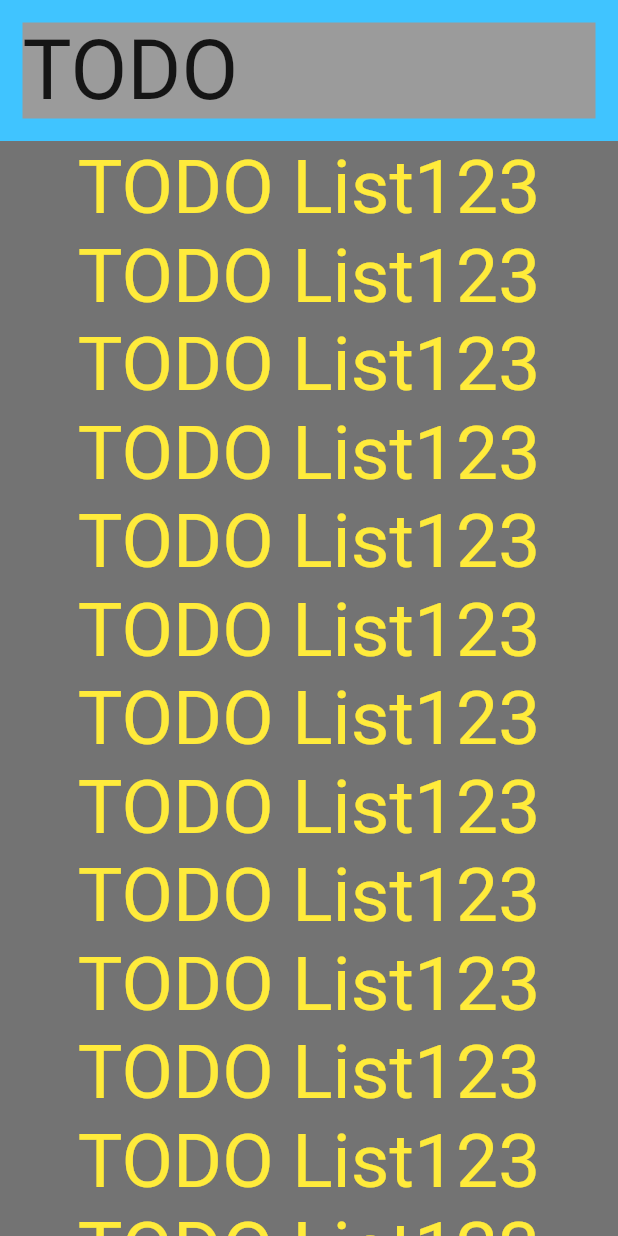
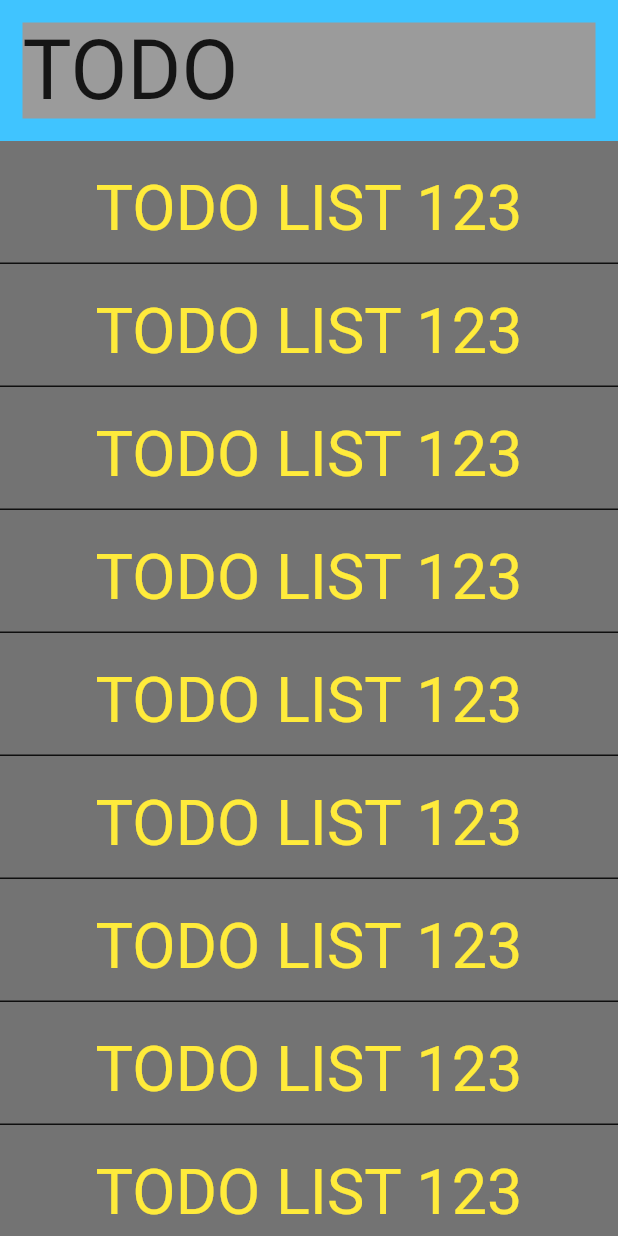
Before and after one commit to after-six/flutter-tutorial-mb, a Flutter app: the screen it shows after launch, on a phone screen of 412 x 824 dp. Run offline on Flutter 3.47's test engine with Material 2 defaults, Android fonts, the phone set to English and light mode, and no system bars.

Commit message:
change list from column to container

```diff
--- a/todo_list/lib/main.dart
+++ b/todo_list/lib/main.dart
@@ -38,53 +38,48 @@ class _MyHomePageState extends State<MyHomePage> {
           ),
         ),
       ),
-      Container(
-        padding: EdgeInsets.all(2.0),
-        decoration: BoxDecoration(
-//            border: Border.all(color: Colors.black87, width: 15.0),
-            color: Colors.black54),
-        child: Container(
-          child: Column(
-            children: <Widget>[
-              textSection,
-              textSection,
-              textSection,
-              textSection,
-              textSection,
-              textSection,
-              textSection,
-              textSection,
-              textSection,
-              textSection,
-              textSection,
-              textSection,
-              textSection,
-              textSection,
-              textSection,
-              textSection,
-              textSection,
-            ],
-          ),
-        ),
-      )
+      _buildButtonColumn(),
+      _buildButtonColumn(),
+      _buildButtonColumn(),
+      _buildButtonColumn(),
+      _buildButtonColumn(),
+      _buildButtonColumn(),
+      _buildButtonColumn(),
+      _buildButtonColumn(),
+          _buildButtonColumn(),
+          _buildButtonColumn(),
+          _buildButtonColumn(),
+          _buildButtonColumn(),
+          _buildButtonColumn(),
+          _buildButtonColumn(),
+          _buildButtonColumn(),
+          _buildButtonColumn(),
     ]));
   }
+
+  Container _buildButtonColumn() {
+    return Container(
+        padding: EdgeInsets.all(12.0),
+        decoration: BoxDecoration(
+          border: Border(bottom: BorderSide(color: Colors.black87, width: 1.0)),
+          color: Colors.black54,
+        ),
+        child: Column(
+          mainAxisSize: MainAxisSize.min,
+          mainAxisAlignment: MainAxisAlignment.center,
+          children: [
+            Container(
+              margin: const EdgeInsets.only(top: 8),
+              child: Text(
+                'TODO LIST 123',
+                style: TextStyle(
+                  fontSize: 42,
+                  fontWeight: FontWeight.w400,
+                  color: Colors.yellow,
+                ),
+              ),
+            ),
+          ],
+        ));
+  }
 }
-
-//Widget textSection = Container(
-////  padding: const EdgeInsets.all(3),
-//  decoration: BoxDecoration(
-//    border: Border.all(color: Colors.black87, width: 1.0),
-//  ),
-//  child: Text(
-//    'TODO List123',
-////    softWrap: true,
-//    style: TextStyle(color: Colors.yellow, fontSize: 50.0),
-//  ),
-//);
-
-Widget textSection = Text(
-    'TODO List123',
-//    softWrap: true,
-    style: TextStyle(color: Colors.yellow, fontSize: 50.0),
-);
```
